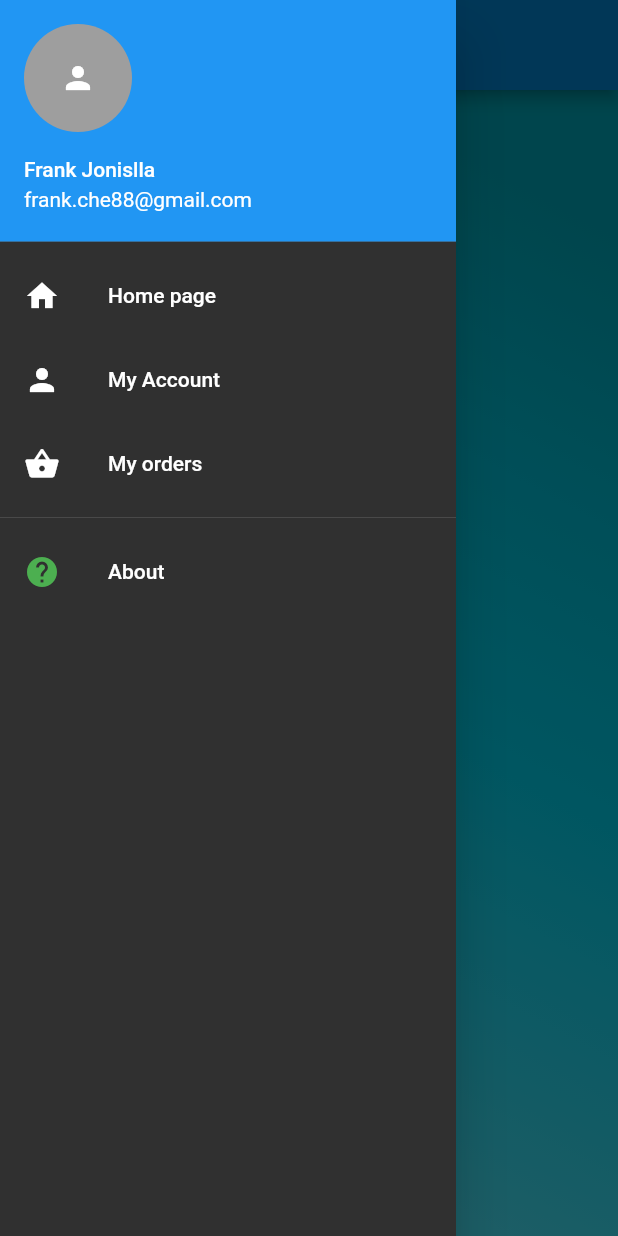
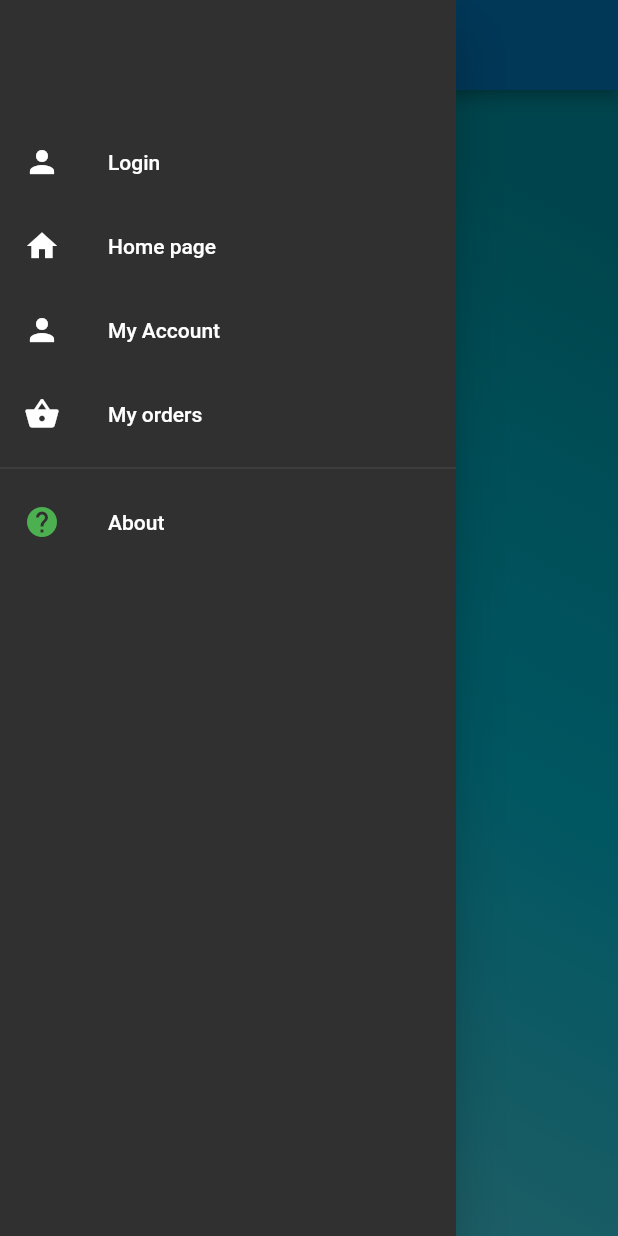
Before and after one commit to henrygustavo/flutter_ecommerce, a Flutter app: the screen it shows after launch, with the side drawer open, on a phone screen of 412 x 824 dp. Run offline on Flutter 3.47's test engine with Material 2 defaults, Android fonts, the phone set to English and light mode, and no system bars; our stand-ins replace badges, flutter_redux, modal_progress_hud, redux, redux_thunk, shared_preferences; missing offline and left inert: redux_logging, stripe_payment; accounts and stored records are empty.

Commit message:
cambio de imagen

```diff
--- a/lib/pages/products_page.dart
+++ b/lib/pages/products_page.dart
@@ -39,66 +39,39 @@ class ProductsPageState extends State<ProductsPage> {
     widget.onInit();
   }
 
-  final _appBar = PreferredSize(
-      preferredSize: Size.fromHeight(60.0),
-      child: StoreConnector<AppState, AppState>(
-          converter: (store) => store.state,
-          builder: (context, state) {
-            return AppBar(
-                centerTitle: true,
-                title: SizedBox(
-                    child: state.user != null
-                        ? Text(state.user.username)
-                        : FlatButton(
-                            child: Text('Register Here',
-                                style: Theme.of(context).textTheme.body1),
-                            onPressed: () =>
-                                Navigator.pushNamed(context, '/register'))),
+  final _drawer = StoreConnector<AppState, AppState>(
+    converter: (store) => store.state,
+    builder: (context, state) {
+      return Drawer(
+        child: ListView(
 
-                actions: [
-                  Padding(
-                      padding: EdgeInsets.only(right: 12.0),
-                      child: StoreConnector<AppState, VoidCallback>(
-                          converter: (store) {
-                        return () => store.dispatch(logoutUserAction);
-                      }, builder: (_, callback) {
-                        return state.user != null
-                            ? IconButton(
-                                icon: Icon(Icons.exit_to_app),
-                                onPressed: callback)
-                            : Text('');
-                      })),
-                  state.user != null
-                    ? BadgeIconButton(
-                        itemCount: state.cartProducts.length,
-                        badgeColor: Colors.lime,
-                        badgeTextColor: Colors.black,
-                        icon: Icon(Icons.store),
-                        onPressed: () => Navigator.pushNamed(context, '/cart'))
-                    : Text(''),
-                ]
-                );
-          }));
-
-  @override
-  Widget build(BuildContext context) {
-    final Orientation orientation = MediaQuery.of(context).orientation;
-    return Scaffold(
-        appBar: _appBar,
-        drawer: Drawer(
-            child: ListView(
           children: <Widget>[
             // header part
-            new UserAccountsDrawerHeader(
-              accountName: Text('Frank Jonislla'),
-              accountEmail: Text('frank.che88@gmail.com'),
+            state.user != null
+            ?new UserAccountsDrawerHeader(
+              accountName: Text(state.user.username),
+              accountEmail: Text(state.user.email),
               currentAccountPicture: GestureDetector(
                 child: CircleAvatar(
                   backgroundColor: Colors.grey,
                   child: Icon(Icons.person, color: Colors.white),
                 ),
               ),
+            )
+            :
+
+            InkWell(
+              onTap: () =>
+                  Navigator.pushNamed(context, '/register'),
+              child: Padding(
+                padding: const EdgeInsets.only(top: 80.0),
+                child: ListTile(
+                  title: Text('Login'),
+                  leading: Icon(Icons.person),
+                ),
+              ),
             ),
+
             InkWell(
               onTap: () {},
               child: ListTile(
@@ -116,7 +89,7 @@ class ProductsPageState extends State<ProductsPage> {
               ),
             ),
             InkWell(
-              onTap: () {},
+              onTap: () => Navigator.pushNamed(context, '/cart'),
               child: ListTile(
                 title: Text('My orders'),
                 leading: Icon(
@@ -136,7 +109,56 @@ class ProductsPageState extends State<ProductsPage> {
               ),
             ),
           ],
-        )),
+
+        ),
+
+      );
+    }
+
+
+  );
+
+  final _appBar = PreferredSize(
+      preferredSize: Size.fromHeight(60.0),
+      child: StoreConnector<AppState, AppState>(
+          converter: (store) => store.state,
+          builder: (context, state) {
+            return AppBar(
+                centerTitle: true,
+                title: Text('Tienda de moda'),
+
+                actions: [
+
+                  state.user != null
+                    ? BadgeIconButton(
+                        itemCount: state.cartProducts.length,
+                        badgeColor: Colors.lime,
+                        badgeTextColor: Colors.black,
+                        icon: Icon(Icons.store),
+                        onPressed: () => Navigator.pushNamed(context, '/cart'))
+                    : Text(''),
+                  Padding(
+                      padding: EdgeInsets.only(right: 12.0),
+                      child: StoreConnector<AppState, VoidCallback>(
+                          converter: (store) {
+                        return () => store.dispatch(logoutUserAction);
+                      }, builder: (_, callback) {
+                        return state.user != null
+                            ? IconButton(
+                                icon: Icon(Icons.exit_to_app),
+                                onPressed: callback)
+                            : Text('');
+                      })),
+                ]
+                );
+          }));
+
+  @override
+  Widget build(BuildContext context) {
+    final Orientation orientation = MediaQuery.of(context).orientation;
+    return Scaffold(
+        appBar: _appBar,
+        drawer: _drawer,
         body: Container(
             decoration: gradientBackground,
             child: StoreConnector<AppState, AppState>(
```
